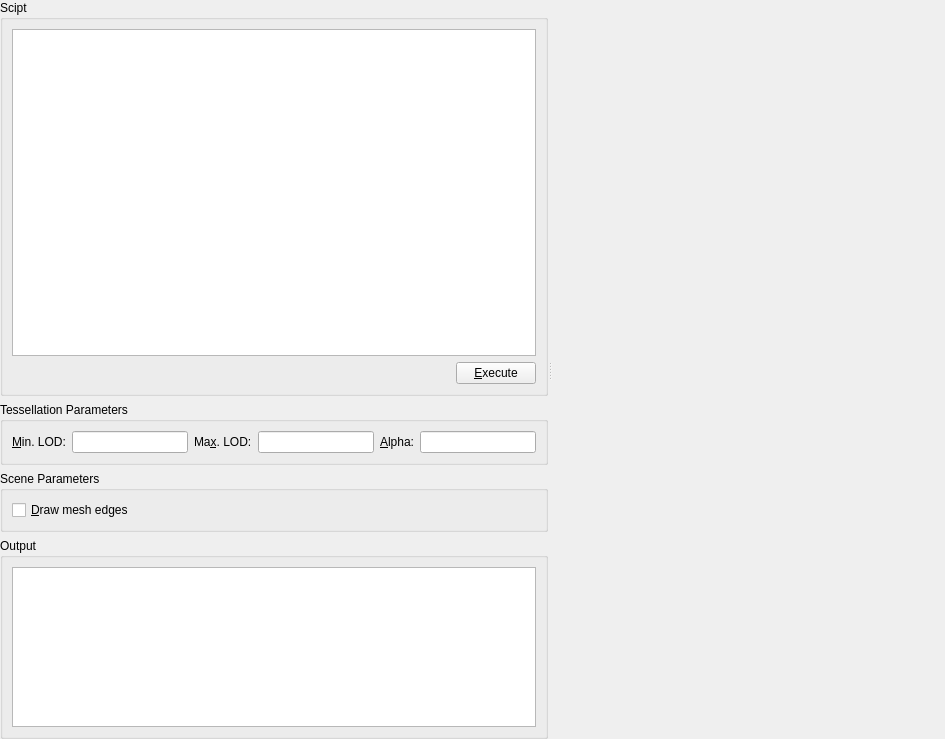
Before: the Qt Designer form src/mainwindow.ui in mimecorg/descend, drawn with Qt 5.
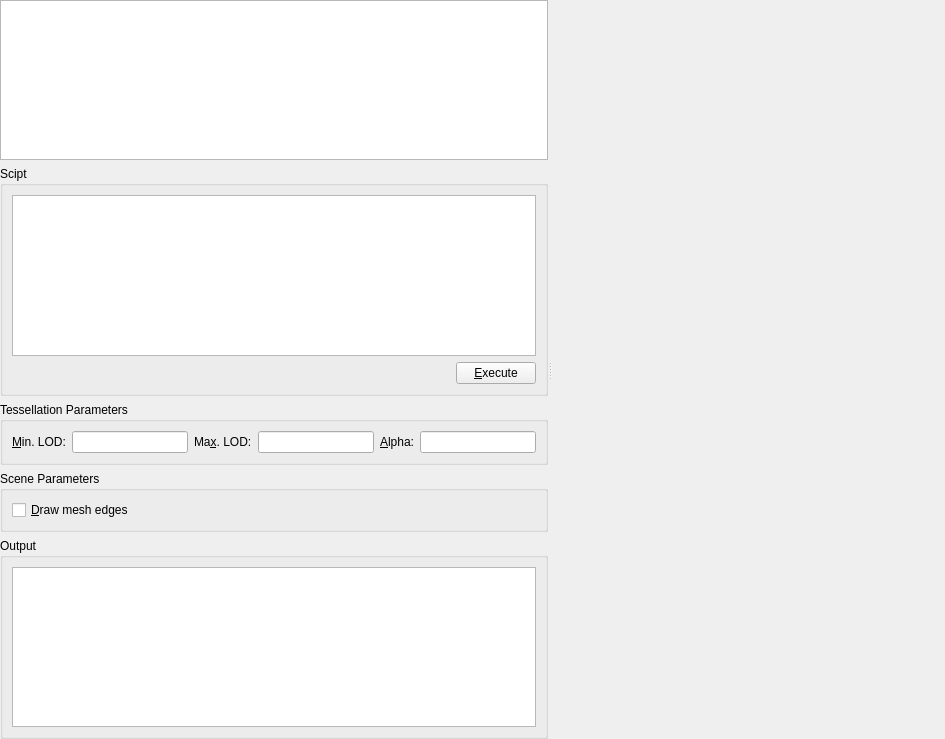
After: the same form once the commit is applied. Custom widgets are drawn as their Qt base class.

Commit message: editing project tree

```diff
--- a/src/mainwindow.ui
+++ b/src/mainwindow.ui
@@ -25,6 +25,9 @@
       </property>
       <widget class="QWidget" name="paneWidget" native="true">
        <layout class="QVBoxLayout" name="verticalLayout_5">
+        <item>
+         <widget class="QTreeView" name="treeView"/>
+        </item>
         <item>
          <layout class="QVBoxLayout" name="verticalLayout_4">
           <item>
```
The commit also changes 30 other files.
